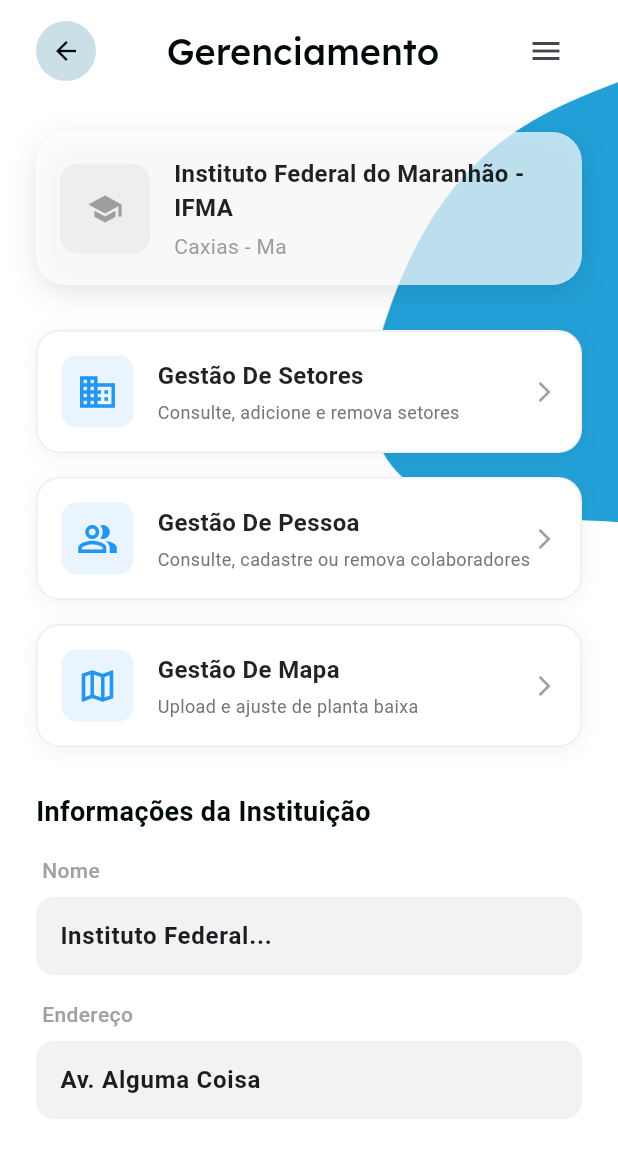
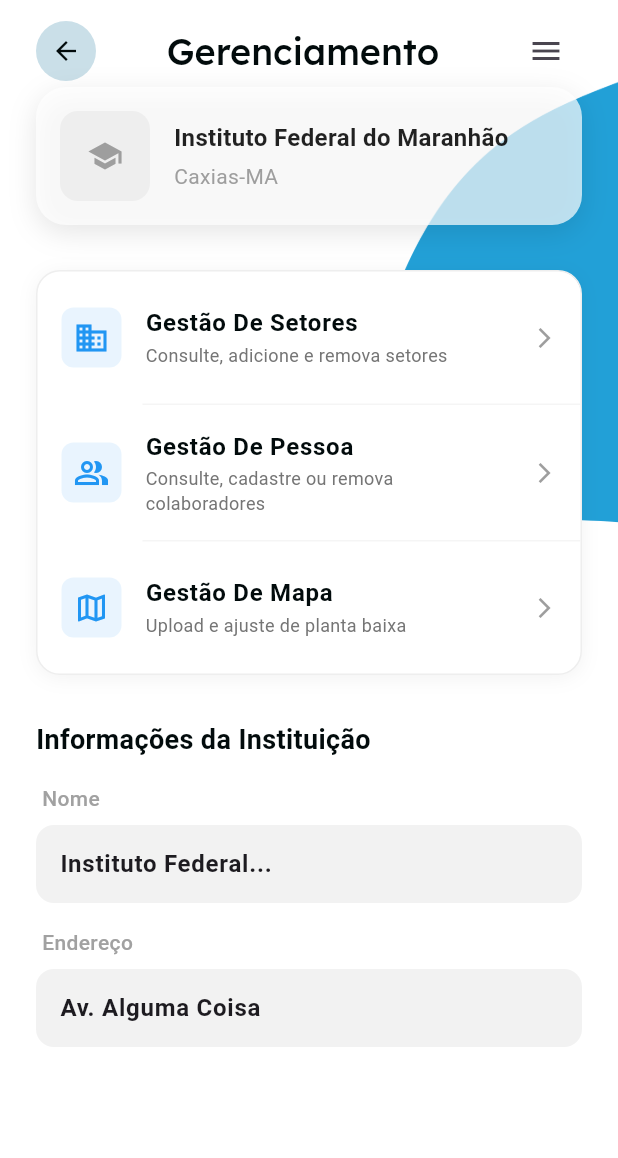
Before and after one commit to JonasNogueiraS/vektorIF, a Flutter app: the HomeMap screen opened by its route, after a tap on the "settings" icon, on a phone screen of 412 x 824 dp. Shown: the top 1158 px of the screen. Run offline on Flutter 3.47's test engine with Material 3 defaults, Android fonts, the phone set to English and light mode, and no system bars; our stand-ins replace google_fonts.

Commit message:
refactor: renomear tela de gerenciamento e corrigir rotas

```diff
--- a/lib/screens/menagement/widget/institution_cards.dart
+++ b/lib/core/widgets/generic_cards.dart
@@ -3,7 +3,7 @@
 class InstitutionCard extends StatelessWidget {
   final String name;
   final String address;
-  final String? imagePath; // Opcional
+  final String? imagePath;
 
   const InstitutionCard({
     super.key,
--- a/lib/main.dart
+++ b/lib/main.dart
@@ -24,7 +24,7 @@
         '/':(context) => const EnterApp(),
         '/select-instituition': (context) => const SelectInstitutionScreen(),
         '/home-map':(context) => const HomeMap(),
-        '/menagement': (context) => const MenagementScreen(),
+        '/management': (context) => const ManagementScreen(),
       },
     );
   }
--- a/lib/screens/home/widgets/header_map.dart
+++ b/lib/screens/home/widgets/header_map.dart
@@ -39,7 +39,7 @@
                     ),
                     IconButton(
                       onPressed: () {
-                        Navigator.pushNamed(context, '/menagement');
+                        Navigator.pushNamed(context, '/management');
                       },
                       icon: const Icon(Icons.settings_outlined),
                       color: AppTheme.colorBlackText,
--- a/lib/screens/menagement/menagement.dart
+++ b/lib/screens/menagement/menagement.dart
@@ -1,12 +1,12 @@
 import 'package:flutter/material.dart';
 import 'package:vektor_if/core/widgets/custom_back_button.dart';
-import 'package:vektor_if/screens/menagement/widget/cards_option_menagement.dart';
-import 'package:vektor_if/screens/menagement/widget/institution_cards.dart';
+import 'package:vektor_if/core/widgets/generic_cards.dart';
+import 'package:vektor_if/screens/menagement/widget/list_managements.dart';
 import '../../../../../core/themes/app_theme.dart';
 import '../../../../../core/widgets/background_image.dart';
 
-class MenagementScreen extends StatelessWidget {
-  const MenagementScreen({super.key});
+class ManagementScreen extends StatelessWidget {
+  const ManagementScreen({super.key});
 
   @override
   Widget build(BuildContext context) {
@@ -31,7 +31,9 @@
                       CustomBackButtom(),
                       Text(
                         "Gerenciamento",
-                        style: Theme.of(context).textTheme.headlineSmall?.copyWith(),
+                        style: Theme.of(
+                          context,
+                        ).textTheme.headlineSmall?.copyWith(),
                       ),
                       IconButton(
                         onPressed: () {},
@@ -39,44 +41,21 @@
                       ),
                     ],
                   ),
-
+                  const InstitutionCard(
+                    name: "Instituto Federal do Maranhão",
+                    address: "Caxias-MA"
+                    ),
                   const SizedBox(height: 30),
 
-                  // --- Widget: Card da Instituição ---
-                  const InstitutionCard(
-                    name: "Instituto Federal do Maranhão - IFMA",
-                    address: "Caxias - Ma",
-                    // imagePath: "assets/images/logo.png",
-                  ),
-                  const SizedBox(height: 30),
-
-                  // --- Widget: Opções de Gestão ---
-                  ManagementOptionCard(
-                    title: "Gestão De Setores",
-                    subtitle: "Consulte, adicione e remova setores",
-                    icon: Icons.domain,
-                    onTap: () {
-                       // Ação aqui
+                  ManagementOptionsList(
+                    onSectorsTap: () {
+                      // Navigator.pushNamed(context, '/sectors');
                     },
-                  ),
-                  const SizedBox(height: 16),
-
-                  ManagementOptionCard(
-                    title: "Gestão De Pessoa",
-                    subtitle: "Consulte, cadastre ou remova colaboradores",
-                    icon: Icons.people_alt_outlined,
-                    onTap: () {
-                      // Ação aqui
+                    onPeopleTap: () {
+                      // Navigator.pushNamed(context, '/people');
                     },
-                  ),
-                  const SizedBox(height: 16),
-
-                  ManagementOptionCard(
-                    title: "Gestão De Mapa",
-                    subtitle: "Upload e ajuste de planta baixa",
-                    icon: Icons.map_outlined,
-                    onTap: () {
-                      // Ação aqui
+                    onMapTap: () {
+                      // Navigator.pushNamed(context, '/map');
                     },
                   ),
 
--- /dev/null
+++ b/lib/screens/menagement/widget/list_managements.dart
@@ -0,0 +1,95 @@
+import 'package:flutter/material.dart';
+
+class ManagementOptionsList extends StatelessWidget {
+  // Callbacks para quando o usuário clicar em cada opção
+  final VoidCallback onSectorsTap;
+  final VoidCallback onPeopleTap;
+  final VoidCallback onMapTap;
+
+  const ManagementOptionsList({
+    super.key,
+    required this.onSectorsTap,
+    required this.onPeopleTap,
+    required this.onMapTap,
+  });
+
+  @override
+  Widget build(BuildContext context) {
+    return Container(
+      decoration: BoxDecoration(
+        color: Colors.white,
+        borderRadius: BorderRadius.circular(16),
+        border: Border.all(color: Colors.grey.shade200),
+        boxShadow: [
+          BoxShadow(
+            color: Colors.black.withValues(alpha: 0.05),
+            blurRadius: 10,
+            offset: const Offset(0, 2),
+          ),
+        ],
+      ),
+      child: Column(
+        children: [
+          _buildListItem(
+            title: "Gestão De Setores",
+            subtitle: "Consulte, adicione e remova setores",
+            icon: Icons.domain,
+            onTap: onSectorsTap,
+          ),
+          _buildDivider(),
+          _buildListItem(
+            title: "Gestão De Pessoa",
+            subtitle: "Consulte, cadastre ou remova colaboradores",
+            icon: Icons.people_alt_outlined,
+            onTap: onPeopleTap,
+          ),
+          _buildDivider(),
+          _buildListItem(
+            title: "Gestão De Mapa",
+            subtitle: "Upload e ajuste de planta baixa",
+            icon: Icons.map_outlined,
+            onTap: onMapTap,
+          ),
+        ],
+      ),
+    );
+  }
+
+  Widget _buildListItem({
+    required String title,
+    required String subtitle,
+    required IconData icon,
+    required VoidCallback onTap,
+  }) {
+    return ListTile(
+      onTap: onTap,
+      contentPadding: const EdgeInsets.symmetric(horizontal: 16, vertical: 8),
+      leading: Container(
+        padding: const EdgeInsets.all(8),
+        decoration: BoxDecoration(
+          color: Colors.blue.withValues(alpha: 0.1),
+          borderRadius: BorderRadius.circular(8),
+        ),
+        child: Icon(icon, color: Colors.blue),
+      ),
+      title: Text(
+        title,
+        style: const TextStyle(fontWeight: FontWeight.bold, fontSize: 16),
+      ),
+      subtitle: Text(
+        subtitle,
+        style: TextStyle(fontSize: 12, color: Colors.grey[600]),
+      ),
+      trailing: const Icon(Icons.arrow_forward_ios, size: 16, color: Colors.grey),
+    );
+  }
+
+  Widget _buildDivider() {
+    return Divider(
+      height: 1,
+      thickness: 1,
+      color: Colors.grey.shade100,
+      indent: 70, // Alinhamento estético
+    );
+  }
+}
```
Also changed, not shown: lib/screens/sectors/add_sectors.dart (added).
